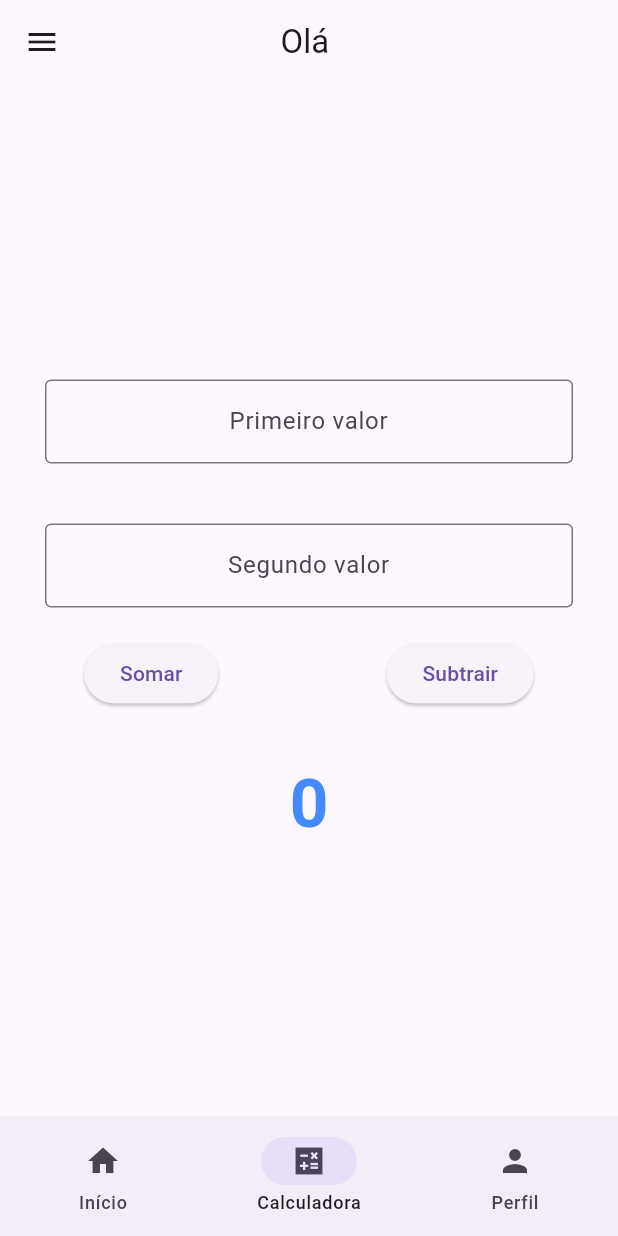
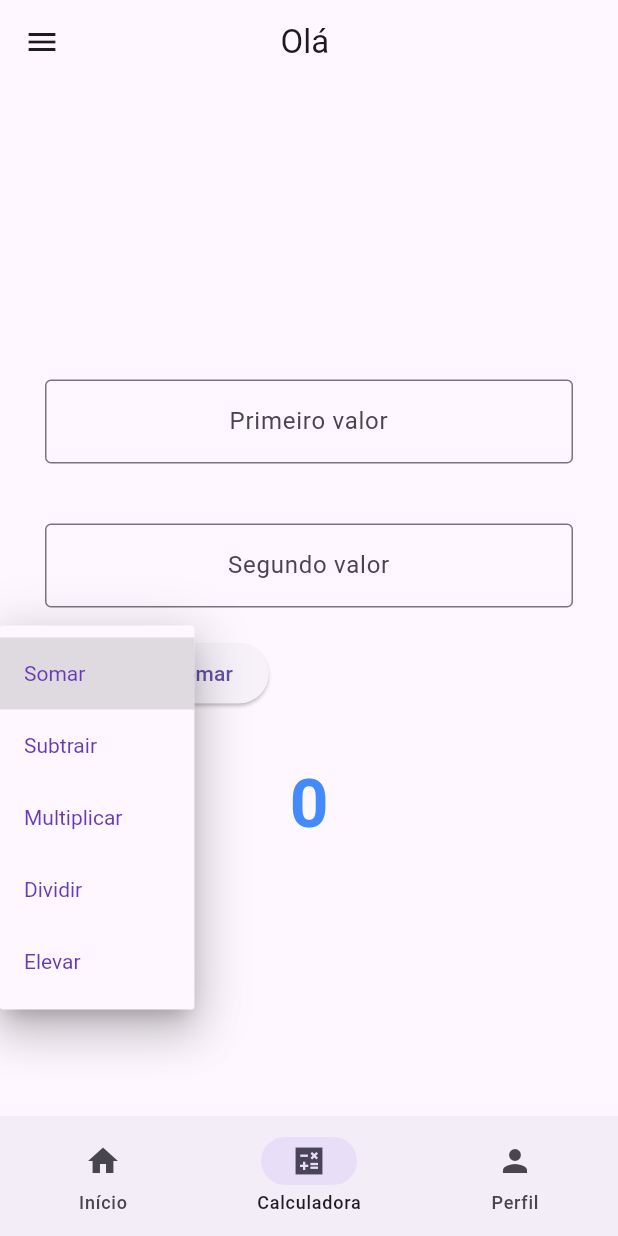
Before and after one commit to matsunagasistemafiep/flutter_app_2023, a Flutter app: the screen it shows after launch, item 2 of the bottom bar chosen, after a tap on "Somar", on a phone screen of 412 x 824 dp. Run offline on Flutter 3.47's test engine with Material 2 defaults, Android fonts, the phone set to English and light mode, and no system bars; our stand-ins replace audioplayers, carousel_slider, geocoding, geolocator, image_picker, lottie and 3 more; missing offline and left inert: record; accounts and stored records are empty.

Commit message:
app icon

```diff
--- /dev/null
+++ b/lib/modules/calc/models/calc_model.dart
@@ -0,0 +1,32 @@
+import 'dart:math';
+
+class CalcModel {
+  int n1;
+  int n2;
+
+  CalcModel({
+    required this.n1,
+    required this.n2
+  });
+
+  int somar() {
+    return n1+n2;
+  }
+
+  int subtrair() {
+    return n1-n2;
+  }
+
+  int multiplicar() {
+    return n1*n2;
+  }
+
+  double dividir() {
+    return n1/n2;
+  }
+
+  num potencia() {
+    return pow(n1, n2);
+  }
+
+}
--- a/lib/modules/calc/screens/calc.dart
+++ b/lib/modules/calc/screens/calc.dart
@@ -1,6 +1,10 @@
 import 'package:flutter/material.dart';
+import 'package:my_flutter_app/modules/calc/models/calc_model.dart';
+
+List<String> operationList = <String>['Somar', 'Subtrair', 'Multiplicar', 'Dividir', 'Elevar'];
 
 class Calc extends StatefulWidget {
+
   const Calc({super.key});
 
   @override
@@ -13,6 +17,16 @@ class CalcState extends State<Calc> {
   TextEditingController control1 = TextEditingController();
   TextEditingController control2 = TextEditingController();
 
+  CalcModel calcModel = CalcModel(n1: 0, n2: 0);
+
+  String dropdownValue = operationList.first;
+
+  @override
+  void initState() {
+    super.initState();
+  }
+
+  @override
   Widget build(BuildContext context) {
     return Scaffold(
       body: Column(
@@ -47,6 +61,43 @@ class CalcState extends State<Calc> {
           )
         ),
         Row(
+          children: [
+            DropdownButton<String>(
+              value: dropdownValue,
+              icon: const Icon(Icons.arrow_downward),
+              elevation: 16,
+              style: const TextStyle(color: Colors.deepPurple),
+              underline: Container(
+                height: 2,
+                color: Colors.deepPurpleAccent,
+              ),
+              onChanged: (String? value) {
+                // This is called when the user selects an item.
+                setState(() {
+                  dropdownValue = value!;
+                });
+              },
+              items: operationList.map<DropdownMenuItem<String>>((String value) {
+                return DropdownMenuItem<String>(
+                  value: value,
+                  child: Text(value),
+                );
+              }).toList(),
+            ),
+            ElevatedButton(
+              child: const Text("Somar"),
+              onPressed: () {
+                int n1 = int.parse(control1.text);
+                int n2 = int.parse(control2.text);
+                setState(() {
+                  myVar = n1+n2;
+                });
+              }
+            ),
+          ],
+        ),
+
+        /*Row(
           mainAxisAlignment: MainAxisAlignment.spaceAround,
           children: [
             ElevatedButton(
@@ -70,7 +121,7 @@ class CalcState extends State<Calc> {
               }
             ),
           ]
-        ),
+        ),*/
         Padding(
           padding: const EdgeInsets.only(top: 30.0),
           child: Text(
--- a/lib/modules/home/widgets/my_list.dart
+++ b/lib/modules/home/widgets/my_list.dart
@@ -12,23 +12,23 @@ class MyList extends StatelessWidget {
         children: [ // ListTile: cada item da lista
           ListTile(
             leading: const Icon(Icons.task),
-            title: Text("Lista de tarefas"),
-            trailing: Icon(Icons.arrow_forward_ios),
+            title: const Text("Lista de tarefas"),
+            trailing: const Icon(Icons.arrow_forward_ios),
             onTap: () {
               Navigator.push(context,
                 MaterialPageRoute(
-                  builder: (context) => MainTask()
+                  builder: (context) => const MainTask()
                 )
               );
             }
           ),
           ListTile(
-            leading: Icon(Icons.people_alt),
-            title: Text("Lista de usuários"),
-            subtitle: Text("Pessoas cadastradas"),
-            trailing: Icon(Icons.arrow_forward_ios),
+            leading: const Icon(Icons.people_alt),
+            title: const Text("Lista de usuários"),
+            subtitle: const Text("Pessoas cadastradas"),
+            trailing: const Icon(Icons.arrow_forward_ios),
             onTap: () {
-              print("Você tocou na lista");
+              //print("Você tocou na lista");
               // Navegando para uma nova tela
               Navigator.push(context,
                 MaterialPageRoute(
@@ -37,7 +37,7 @@ class MyList extends StatelessWidget {
               );
             }
           ),
-          ListTile(
+          /*ListTile(
             leading: Icon(Icons.photo),
             title: Text("Álbum de fotos"),
             subtitle: Text("Visualização de imagens"),
@@ -45,13 +45,13 @@ class MyList extends StatelessWidget {
             onTap: () {
               print("Você tocou na lista");
             }
-          ),
+          ),*/
           ListTile(
-            leading: Icon(Icons.settings),
-            title: Text("Configurações"),
-            trailing: Icon(Icons.arrow_forward_ios),
+            leading: const Icon(Icons.settings),
+            title: const Text("Configurações"),
+            trailing: const Icon(Icons.arrow_forward_ios),
             onTap: () {
-              print("Você tocou na lista");
+              //print("Você tocou na lista");
             }
           )
         ]
--- a/pubspec.yaml
+++ b/pubspec.yaml
@@ -38,3 +38,8 @@ flutter:
   assets:
    - 'assets/images/'
    - 'assets/audios/'
+
+flutter_launcher_icons:
+  android: "launcher_icon"
+  ios: true
+  image_path: "assets/icons/myicon.png"
```
Also changed, not shown: lib/modules/resources/image/image_page.dart (+4 -8 lines), lib/modules/tasks/widgets/form_task.dart (+11 -4 lines), 27 other files.
